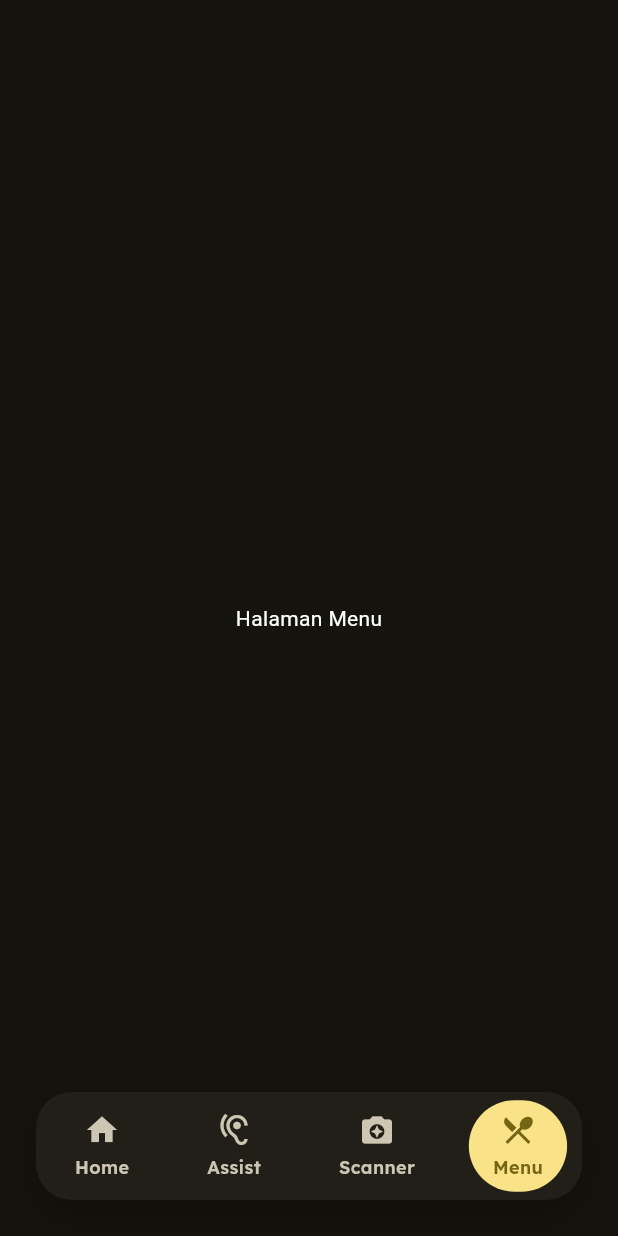
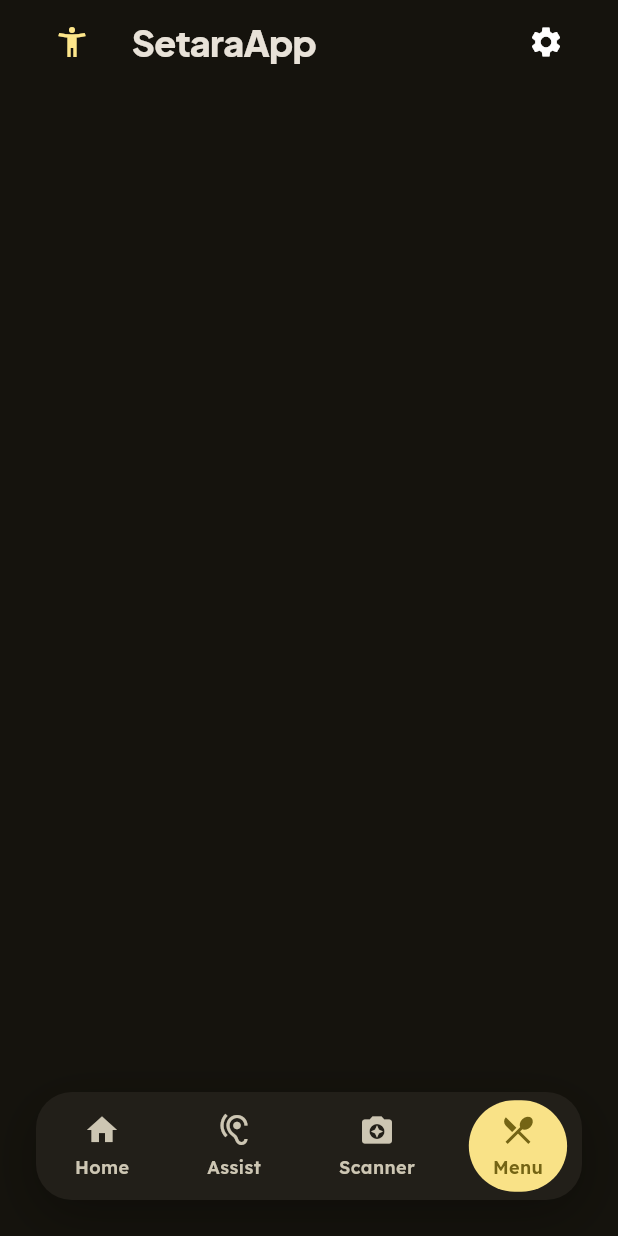
Before and after one commit to mada-mada/setara_app, a Flutter app: the screen it shows after launch, item 4 of the bottom bar chosen, on a phone screen of 412 x 824 dp. Run offline on Flutter 3.47's test engine with Material 3 defaults, Android fonts, the phone set to English and light mode, and no system bars; our stand-ins replace camera, google_fonts.

Commit message:
feat: implement main wrapper with bottom navigation and create menu screen

```diff
--- a/lib/features/user/screens/main_wrapper.dart
+++ b/lib/features/user/screens/main_wrapper.dart
@@ -7,7 +7,7 @@ import '../../../shared/widgets/setara_bottom_nav_bar.dart';
 import 'home.dart';
 import 'audio_assist.dart';
 import 'scanner.dart';
-// import 'menu.dart'; // Buat atau sesuaikan halaman menu nanti
+import 'menu.dart';
 
 class MainWrapper extends StatelessWidget {
   const MainWrapper({super.key});
@@ -21,9 +21,7 @@ class MainWrapper extends StatelessWidget {
       const Homepage(),
       const AudioAssistPage(),
       const ScannerPage(),
-      const Center(
-        child: Text("Halaman Menu", style: TextStyle(color: Colors.white)),
-      ), // Dummy
+      const MenuPage(),
     ];
 
     return Scaffold(
--- /dev/null
+++ b/lib/features/user/screens/menu.dart
@@ -0,0 +1,24 @@
+import 'package:flutter/material.dart';
+import '../../../shared/widgets/setara_sliver_app_bar.dart';
+
+class MenuPage extends StatefulWidget {
+  const MenuPage({super.key});
+
+  @override
+  State<MenuPage> createState() => _MenuPageState();
+}
+
+class _MenuPageState extends State<MenuPage> {
+  @override
+  Widget build(BuildContext context) {
+    return Scaffold(
+      backgroundColor: const Color(0xFF15130D),
+      body: CustomScrollView(
+        slivers: [
+          const SetaraSliverAppBar(),
+          const SliverToBoxAdapter(child: SizedBox(height: 24)),
+        ],
+      ),
+    );
+  }
+}
```
